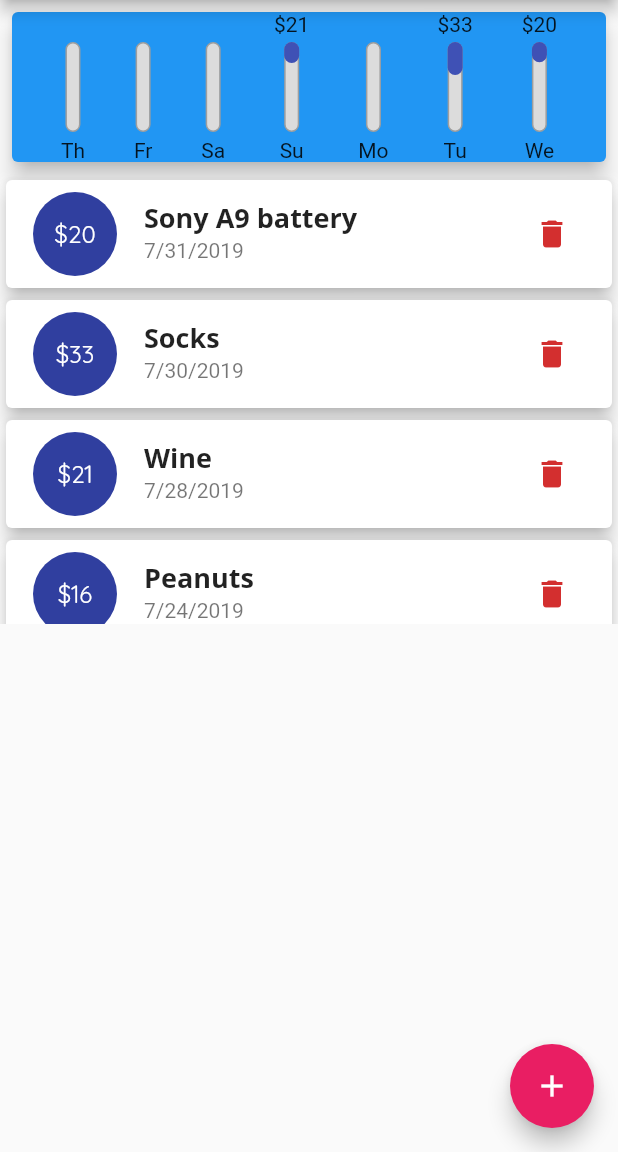
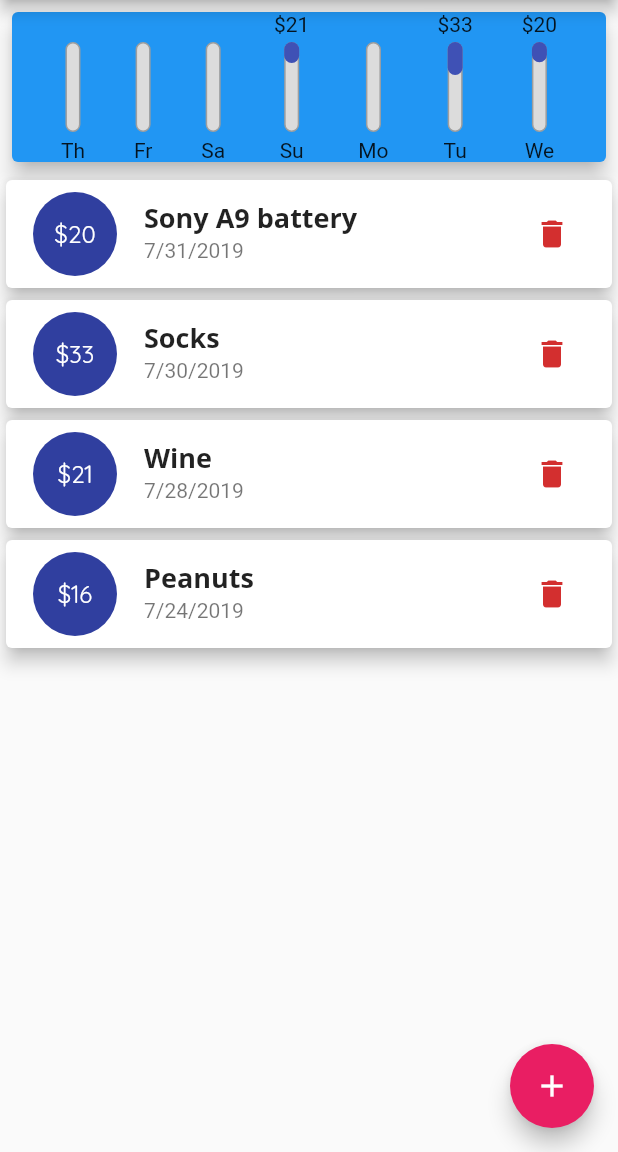
Before and after one commit to nemethmik/LF1NapiBuxa, a Flutter app: the screen it shows after launch, after a tap on the "delete" icon, on a phone screen of 412 x 824 dp, the part 84-1236 px from its top. Run offline on Flutter 3.47's test engine with Material 2 defaults, Android fonts, the phone set to English and light mode, and no system bars.

Commit message:
Expanded added to wrap ListView and SingleChildScrollView removed

```diff
--- a/lib/main.dart
+++ b/lib/main.dart
@@ -92,15 +92,14 @@ class _MyHomePageState extends State<MyHomePage> {
       floatingActionButton: FloatingActionButton(
         child: Icon(Icons.add),
         onPressed: _openExpenseDetailsDialog,),
-      body: SingleChildScrollView(
-        child: Column(
+      body:
+        Column(
           mainAxisAlignment: MainAxisAlignment.start,
           crossAxisAlignment: CrossAxisAlignment.stretch,
           children: <Widget>[
             if(MediaQuery.of(context).orientation == Orientation.portrait) _lastWeekExpenseGraph(),
             _isBusy ? Center(child: CircularProgressIndicator(),) : _expenseList(),
           ],
-        ),
         ),
     );
   }
@@ -157,65 +156,16 @@ class _MyHomePageState extends State<MyHomePage> {
           ],
         ),
     );
-  // ------------------------------------------------------------------------------------
-  // Date Picker included in a  dialog box should be placed in a separate stateful widget
-  // to get proper setState behavior
-  // ------------------------------------------------------------------------------------
-  // DateTime _pickedDate = DateTime.now();
-  // void _onDatePicked() {
-  //   showDatePicker(context: context, initialDate: DateTime.now(),
-  //     firstDate: DateTime(DateTime.now().year), lastDate: DateTime.now(),
-  //   ).then((dateChosen){
-  //     setState(() {
-  //       _pickedDate = dateChosen;
-  //     });
-  //   });
-  // }
-  // Widget _expenseTextInputFields() =>
-  //   Card(
-  //     elevation: 5,
-  //     child: Container(
-  //       padding: EdgeInsets.all(10),
-  //       child: Column(
-  //         crossAxisAlignment: CrossAxisAlignment.end,
-  //         children: <Widget>[
-  //           TextField(
-  //             decoration: InputDecoration(labelText: "Description"),
-  //             controller: _descriptionCtrl,
-  //           ),
-  //           TextField(
-  //             decoration: InputDecoration(labelText: "Amount"),
-  //             controller: _amountCtrl,
-  //             keyboardType: TextInputType.numberWithOptions(decimal: true),
-  //           ),
-  //           Row(children: <Widget>[
-  //             Expanded(child: Text( _pickedDate == null ? "No Date" : DateFormat.yMd().format(_pickedDate))),
-  //             FlatButton(child: Text("Pick"),
-  //                 onPressed: _onDatePicked,
-  //                 textColor: Theme.of(context).primaryColor,)
-  //           ],),
-  //           RaisedButton(
-  //             textColor: Colors.purple,
-  //             child: Text("Add"),
-  //             onPressed: (){
-  //               _addExpenseAsync();
-  //               Navigator.of(context).pop();//Close the modal dialog box
-  //             },
-  //           )
-  //         ],
-  //       ),
-  //     ),
-  //   );
 
-  Widget _expenseList() =>  Container(
-    height: 300,
-    child: _expenses.isEmpty // Ternary conditional expression
-    ? Column(children: <Widget>[
+  Widget _expenseList() =>  _expenses.isEmpty // Ternary conditional expression
+  ? Container(height: 300,child: Column(children: <Widget>[
       Text("No expenses",style: Theme.of(context).textTheme.title,),
       SizedBox(height: 16,),
       Image.asset("assets/images/waiting.png", height: 200,),
-    ],)
-    : ListView.builder(
+    ],),)
+  : Expanded(child:
+      ListView.builder(
+        shrinkWrap: true,
         itemCount: _expenses.length,
         itemBuilder: (BuildContext context, int index) {
           // return _expenseCard(_expenses.toList()[index]);
@@ -223,38 +173,6 @@ class _MyHomePageState extends State<MyHomePage> {
       },),
     );
 
-  // Use expense tile, instead
-  // Widget _expenseCard(Expense e) => Card(
-  //     //color: Colors.amber,
-  //     child: Row(children: <Widget>[
-  //   Container(
-  //     margin: EdgeInsets.symmetric(vertical: 10, horizontal: 15),
-  //     child: Text(
-  //       "\$${e.amount.toStringAsFixed(2)}",
-  //       style: TextStyle(
-  //           fontWeight: FontWeight.bold,
-  //           color: Theme.of(context).primaryColor,
-  //           fontSize: 20),
-  //     ),
-  //     decoration: BoxDecoration(
-  //         border: Border.all(color: Theme.of(context).primaryColor, width: 2)),
-  //     padding: EdgeInsets.all(10),
-  //   ),
-  //   Column(
-  //     crossAxisAlignment: CrossAxisAlignment.start,
-  //     children: <Widget>[
-  //       Text(
-  //         e.description,
-  //         //style: TextStyle(fontSize: 18, fontWeight: FontWeight.bold),
-  //         style: Theme.of(context).textTheme.title,
-  //       ),
-  //       Text(
-  //         DateFormat.yMd().format(e.date),
-  //         style: TextStyle(color: Colors.grey),
-  //       )
-  //     ],
-  //   )
-  // ]));
 
   Widget _expenseTile(Expense e) => Card( elevation: 5,
     margin: EdgeInsets.all(4),
```
Lines whose indentation alone changed are shown as unchanged.
